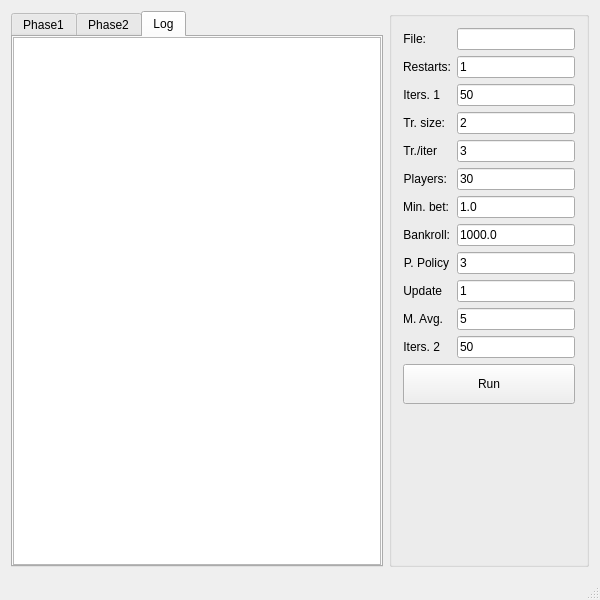
Above: ATSP/algorithms/betting/mainwindow.ui from AndreLadeira/dsc before the change. Below: the same form after it.
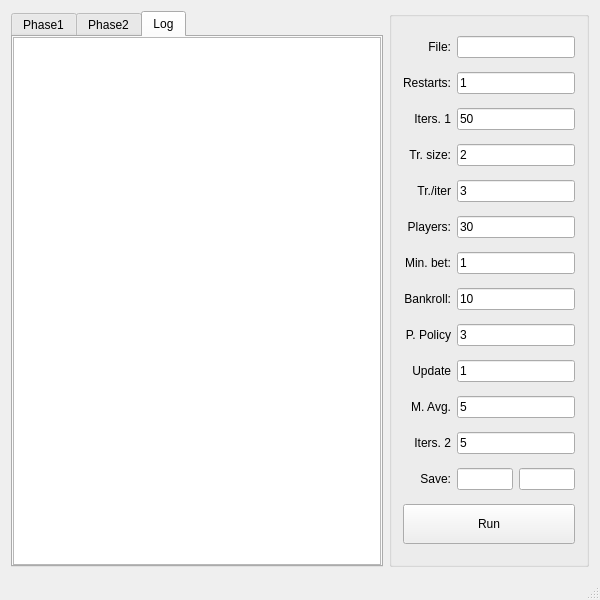
That is the form after the change. The open tabs and pages were chosen to show the change. Custom widgets are drawn as their Qt base class.

Diff of the .ui file:
```diff
--- a/ATSP/algorithms/betting/mainwindow.ui
+++ b/ATSP/algorithms/betting/mainwindow.ui
@@ -152,7 +152,7 @@
       <property name="flat">
        <bool>false</bool>
       </property>
-      <layout class="QFormLayout" name="formLayout">
+      <layout class="QGridLayout" name="gridLayout">
        <item row="0" column="0">
         <widget class="QLabel" name="label">
          <property name="text">
@@ -163,7 +163,7 @@
          </property>
         </widget>
        </item>
-       <item row="0" column="1">
+       <item row="0" column="1" colspan="2">
         <widget class="LineEditFile" name="lineEditFile"/>
        </item>
        <item row="1" column="0">
@@ -176,7 +176,7 @@
          </property>
         </widget>
        </item>
-       <item row="1" column="1">
+       <item row="1" column="1" colspan="2">
         <widget class="QLineEdit" name="lineEditRestarts">
          <property name="text">
           <string>1</string>
@@ -193,7 +193,7 @@
          </property>
         </widget>
        </item>
-       <item row="2" column="1">
+       <item row="2" column="1" colspan="2">
         <widget class="QLineEdit" name="lineEditIters">
          <property name="text">
           <string>50</string>
@@ -210,7 +210,7 @@
          </property>
         </widget>
        </item>
-       <item row="3" column="1">
+       <item row="3" column="1" colspan="2">
         <widget class="QLineEdit" name="lineEditTrSize">
          <property name="text">
           <string>2</string>
@@ -227,7 +227,7 @@
          </property>
         </widget>
        </item>
-       <item row="4" column="1">
+       <item row="4" column="1" colspan="2">
         <widget class="QLineEdit" name="lineEditPicks">
          <property name="text">
           <string>3</string>
@@ -244,7 +244,7 @@
          </property>
         </widget>
        </item>
-       <item row="5" column="1">
+       <item row="5" column="1" colspan="2">
         <widget class="QLineEdit" name="lineEditPlayers">
          <property name="text">
           <string>30</string>
@@ -261,10 +261,10 @@
          </property>
         </widget>
        </item>
-       <item row="6" column="1">
+       <item row="6" column="1" colspan="2">
         <widget class="QLineEdit" name="lineEditMinBet">
          <property name="text">
-          <string>1.0</string>
+          <string>1</string>
          </property>
         </widget>
        </item>
@@ -278,10 +278,10 @@
          </property>
         </widget>
        </item>
-       <item row="7" column="1">
+       <item row="7" column="1" colspan="2">
         <widget class="QLineEdit" name="lineEditBankroll">
          <property name="text">
-          <string>1000.0</string>
+          <string>10</string>
          </property>
         </widget>
        </item>
@@ -295,7 +295,7 @@
          </property>
         </widget>
        </item>
-       <item row="8" column="1">
+       <item row="8" column="1" colspan="2">
         <widget class="QLineEdit" name="lineEditPickPolicy">
          <property name="text">
           <string>3</string>
@@ -312,7 +312,7 @@
          </property>
         </widget>
        </item>
-       <item row="9" column="1">
+       <item row="9" column="1" colspan="2">
         <widget class="QLineEdit" name="lineEditUpdate">
          <property name="text">
           <string>1</string>
@@ -329,7 +329,7 @@
          </property>
         </widget>
        </item>
-       <item row="10" column="1">
+       <item row="10" column="1" colspan="2">
         <widget class="QLineEdit" name="lineEditMovAvg">
          <property name="text">
           <string>5</string>
@@ -346,14 +346,38 @@
          </property>
         </widget>
        </item>
-       <item row="11" column="1">
+       <item row="11" column="1" colspan="2">
         <widget class="QLineEdit" name="lineEditIters2">
          <property name="text">
-          <string>50</string>
+          <string>5</string>
          </property>
         </widget>
        </item>
-       <item row="12" column="0" colspan="2">
+       <item row="12" column="0">
+        <widget class="QLabel" name="label_13">
+         <property name="text">
+          <string>Save:</string>
+         </property>
+         <property name="alignment">
+          <set>Qt::AlignRight|Qt::AlignTrailing|Qt::AlignVCenter</set>
+         </property>
+        </widget>
+       </item>
+       <item row="12" column="1">
+        <widget class="QLineEdit" name="lineEditSave1">
+         <property name="text">
+          <string/>
+         </property>
+        </widget>
+       </item>
+       <item row="12" column="2">
+        <widget class="QLineEdit" name="lineEditSave2">
+         <property name="text">
+          <string/>
+         </property>
+        </widget>
+       </item>
+       <item row="13" column="0" colspan="3">
         <widget class="QPushButton" name="pushButtonRun">
          <property name="sizePolicy">
           <sizepolicy hsizetype="Preferred" vsizetype="Preferred">
```
Left out of the diff: 5 changed lines with no effect on the pictures.
